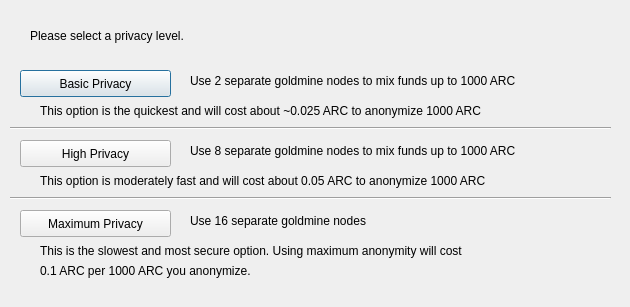
AdvancedTechnologyCoin/arc_core, file src/qt/forms/spysendconfig.ui: the form before one commit.
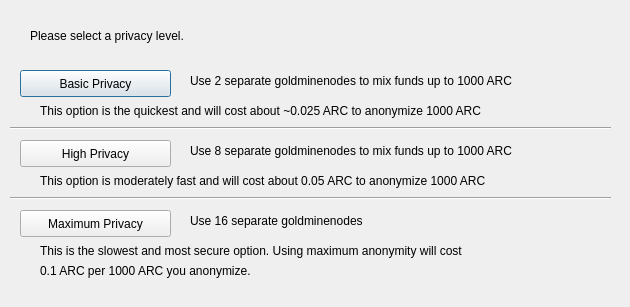
The form after the commit.

Diff of the .ui file:
```diff
--- a/src/qt/forms/spysendconfig.ui
+++ b/src/qt/forms/spysendconfig.ui
@@ -75,7 +75,7 @@
     </rect>
    </property>
    <property name="text">
-    <string>Use 2 separate goldmine nodes to mix funds up to 1000 ARC</string>
+    <string>Use 2 separate goldminenodes to mix funds up to 1000 ARC</string>
    </property>
   </widget>
   <widget class="QLabel" name="label_3">
@@ -88,7 +88,7 @@
     </rect>
    </property>
    <property name="text">
-    <string>Use 8 separate goldmine nodes to mix funds up to 1000 ARC</string>
+    <string>Use 8 separate goldminenodes to mix funds up to 1000 ARC</string>
    </property>
   </widget>
   <widget class="QLabel" name="label_4">
@@ -101,7 +101,7 @@
     </rect>
    </property>
    <property name="text">
-    <string>Use 16 separate goldmine nodes</string>
+    <string>Use 16 separate goldminenodes</string>
    </property>
   </widget>
   <widget class="QLabel" name="label_6">
```
Left out of the diff: 6 changed lines with no effect on the pictures.
